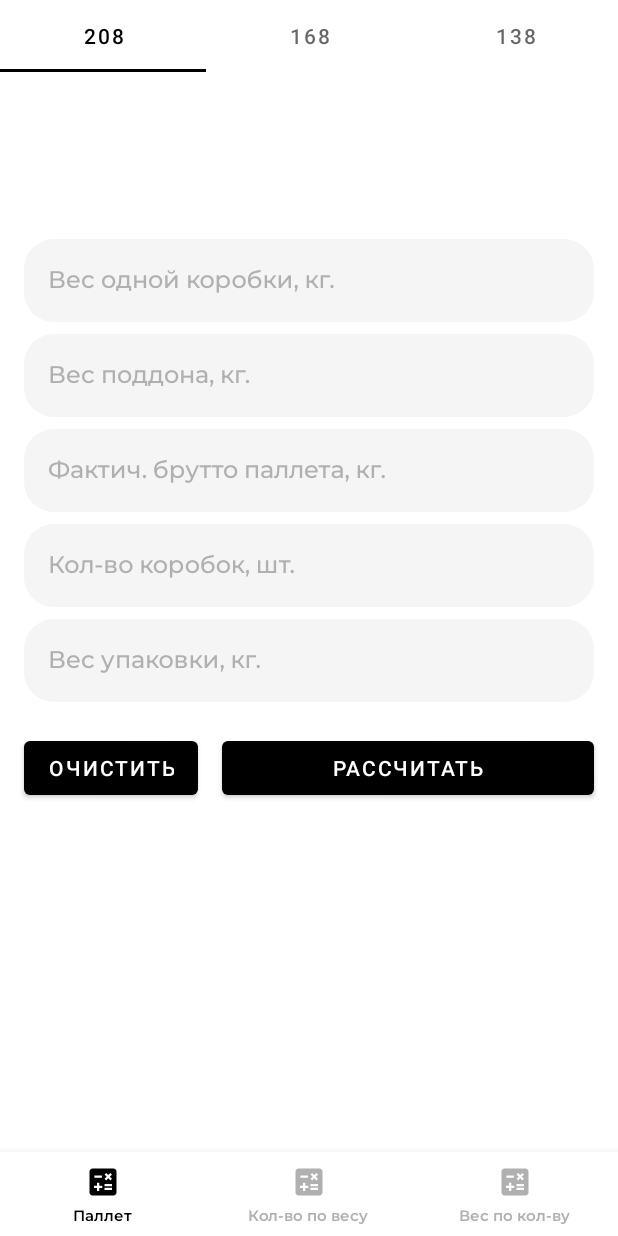
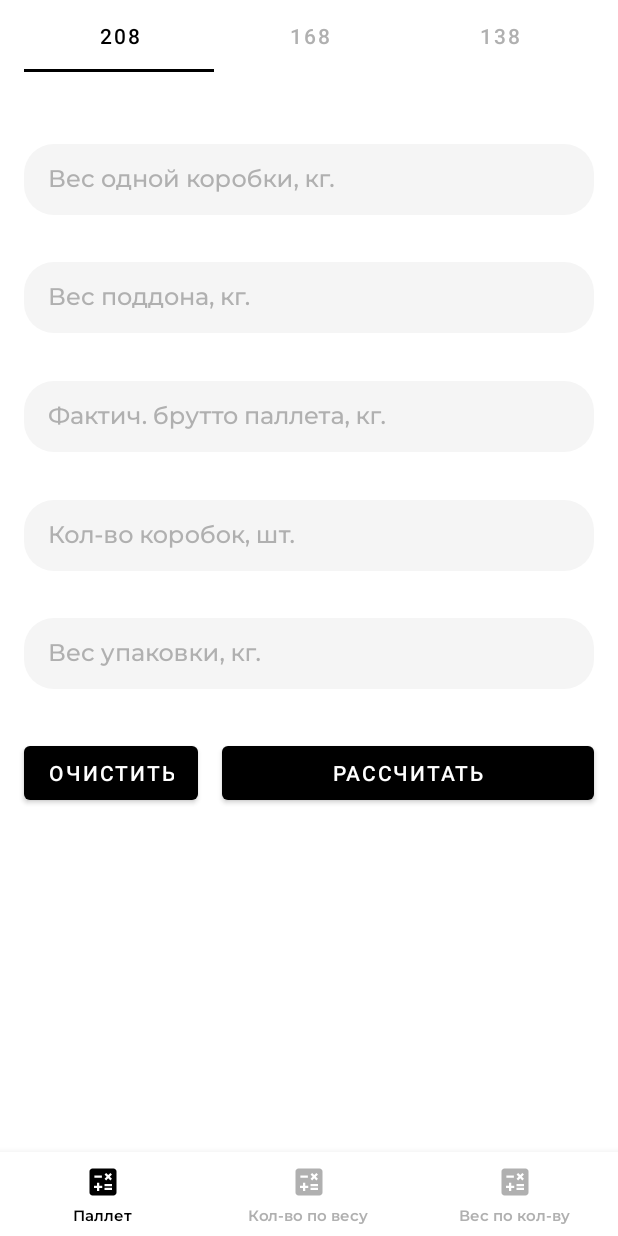
Before and after one commit to GoogelFist/PackerHelper, an Android app: the screen it shows after launch (MainActivity), on a phone screen of 412 x 824 dp. Run offline under Robolectric (Android 15) with nearby library versions, the phone set to English and light mode, and no system bars; our stand-ins replace Dagger/Hilt's generated code, navigation-ui; 5 statements that could not run were skipped.

Commit message:
edit 208 layout

```diff
--- a/app/src/main/java/com/github/googelfist/packerhelper/presentation/screens/pallet/MainPalletFragment.kt
+++ b/app/src/main/java/com/github/googelfist/packerhelper/presentation/screens/pallet/MainPalletFragment.kt
@@ -20,7 +20,7 @@ class MainPalletFragment : Fragment(R.layout.main_pallet_fragment) {
     private val binding: MainPalletFragmentBinding
         get() = _binding!!
 
-    private val list = listOf(
+    private val palletFragments = listOf(
         PalletFragment208.newInstance(),
         PalletFragment168.newInstance(),
         PalletFragment138.newInstance()
@@ -40,20 +40,20 @@ class MainPalletFragment : Fragment(R.layout.main_pallet_fragment) {
     override fun onViewCreated(view: View, savedInstanceState: Bundle?) {
         super.onViewCreated(view, savedInstanceState)
 
-        viewPagerAdapter = ViewPagerAdapter(this, list)
+        viewPagerAdapter = ViewPagerAdapter(this, palletFragments)
         viewPager = binding.palletViewpager
         tabLayout = binding.palletTabLayout
 
         viewPager.adapter = viewPagerAdapter
+        viewPager.offscreenPageLimit = 3
 
         TabLayoutMediator(tabLayout, viewPager) { tab, position ->
             when (position) {
-                0 -> tab.text = TAB_LABEL_208
-                1 -> tab.text = TAB_LABEL_168
-                2 -> tab.text = TAB_LABEL_138
+                0 -> tab.text = getTabLabel(palletFragments, position)
+                1 -> tab.text = getTabLabel(palletFragments, position)
+                2 -> tab.text = getTabLabel(palletFragments, position)
             }
         }.attach()
-
     }
 
     override fun onDestroyView() {
@@ -61,9 +61,7 @@ class MainPalletFragment : Fragment(R.layout.main_pallet_fragment) {
         _binding = null
     }
 
-    companion object {
-        private const val TAB_LABEL_208 = "208"
-        private const val TAB_LABEL_168 = "168"
-        private const val TAB_LABEL_138 = "138"
+    private fun getTabLabel(palletFragments: List<Fragment>, position: Int): String {
+        return palletFragments[position].javaClass.name.takeLast(3)
     }
 }
--- a/app/src/main/res/layout/main_pallet_fragment.xml
+++ b/app/src/main/res/layout/main_pallet_fragment.xml
@@ -2,12 +2,17 @@
 <androidx.appcompat.widget.LinearLayoutCompat xmlns:android="http://schemas.android.com/apk/res/android"
         android:layout_width="match_parent"
         android:layout_height="match_parent"
+        xmlns:app="http://schemas.android.com/apk/res-auto"
         android:orientation="vertical">
 
     <com.google.android.material.tabs.TabLayout
             android:id="@+id/pallet_tab_layout"
             android:layout_width="match_parent"
-            android:layout_height="wrap_content" />
+            android:layout_height="wrap_content"
+            android:layout_marginHorizontal="16dp"
+            android:layout_marginBottom="8dp"
+            app:tabTextColor="@color/unchecked_item_color"
+            app:tabSelectedTextColor="@color/checked_item_color"/>
 
     <androidx.viewpager2.widget.ViewPager2
             android:id="@+id/pallet_viewpager"
--- a/app/src/main/res/layout/main_tabs_fragment.xml
+++ b/app/src/main/res/layout/main_tabs_fragment.xml
@@ -15,7 +15,8 @@
             app:layout_constraintEnd_toEndOf="parent"
             app:layout_constraintStart_toStartOf="parent"
             app:layout_constraintTop_toTopOf="parent"
-            app:navGraph="@navigation/tabs_graph" />
+            app:navGraph="@navigation/tabs_graph"
+            tools:layout="@layout/main_pallet_fragment" />
 
     <com.google.android.material.bottomnavigation.BottomNavigationView
             android:id="@+id/bottomNavigationView"
--- a/app/src/main/res/layout/pallet_fragment_208.xml
+++ b/app/src/main/res/layout/pallet_fragment_208.xml
@@ -10,12 +10,11 @@
             android:id="@+id/fl_box_weight"
             android:layout_width="match_parent"
             android:layout_height="wrap_content"
-            android:layout_marginTop="16dp"
-            android:focusable="true"
-            android:focusableInTouchMode="true"
+            android:layout_marginTop="8dp"
             android:orientation="horizontal"
             app:layout_constraintBottom_toTopOf="@id/fl_tray_weight"
-            app:layout_constraintStart_toStartOf="@id/fl_tray_weight">
+            app:layout_constraintStart_toStartOf="@id/fl_tray_weight"
+            app:layout_constraintTop_toTopOf="parent">
 
         <com.google.android.material.textfield.TextInputLayout
                 style="@style/DefaultTextInputLayout"
@@ -23,7 +22,6 @@
                 android:layout_height="wrap_content"
                 android:layout_marginHorizontal="16dp"
                 android:hint="@string/box_weight_hint"
-                android:paddingVertical="4dp"
                 app:endIconMode="clear_text">
 
             <com.google.android.material.textfield.TextInputEditText
@@ -36,6 +34,8 @@
                     android:lines="1"
                     android:maxLength="255"
                     android:maxLines="1"
+                    android:nextFocusForward="@id/text_input_edit_text_tray_weight"
+                    android:paddingBottom="2dp"
                     android:singleLine="true" />
 
         </com.google.android.material.textfield.TextInputLayout>
@@ -48,7 +48,8 @@
             android:layout_height="wrap_content"
             android:orientation="horizontal"
             app:layout_constraintBottom_toTopOf="@id/fl_gross_weight"
-            app:layout_constraintStart_toStartOf="@id/fl_gross_weight">
+            app:layout_constraintStart_toStartOf="@id/fl_gross_weight"
+            app:layout_constraintTop_toBottomOf="@id/fl_box_weight">
 
         <com.google.android.material.textfield.TextInputLayout
                 style="@style/DefaultTextInputLayout"
@@ -56,7 +57,6 @@
                 android:layout_height="wrap_content"
                 android:layout_marginHorizontal="16dp"
                 android:hint="@string/tray_weight_hint"
-                android:paddingVertical="4dp"
                 app:endIconMode="clear_text">
 
             <com.google.android.material.textfield.TextInputEditText
@@ -69,6 +69,8 @@
                     android:lines="1"
                     android:maxLength="255"
                     android:maxLines="1"
+                    android:nextFocusForward="@id/text_input_edit_text_gross_weight"
+                    android:paddingBottom="2dp"
                     android:singleLine="true"
                     tools:text="" />
 
@@ -82,7 +84,8 @@
             android:layout_height="wrap_content"
             android:orientation="horizontal"
             app:layout_constraintBottom_toTopOf="@id/fl_box_count"
-            app:layout_constraintStart_toStartOf="@id/fl_box_count">
+            app:layout_constraintStart_toStartOf="@id/fl_box_count"
+            app:layout_constraintTop_toBottomOf="@id/fl_tray_weight">
 
         <com.google.android.material.textfield.TextInputLayout
                 style="@style/DefaultTextInputLayout"
@@ -90,7 +93,6 @@
                 android:layout_height="wrap_content"
                 android:layout_marginHorizontal="16dp"
                 android:hint="@string/gross_weight_hint"
-                android:paddingVertical="4dp"
                 app:endIconMode="clear_text">
 
             <com.google.android.material.textfield.TextInputEditText
@@ -103,6 +105,8 @@
                     android:lines="1"
                     android:maxLength="255"
                     android:maxLines="1"
+                    android:nextFocusForward="@id/text_input_edit_text_box_count"
+                    android:paddingBottom="2dp"
                     android:singleLine="true"
                     tools:text="" />
 
@@ -116,7 +120,8 @@
             android:layout_height="wrap_content"
             android:orientation="horizontal"
             app:layout_constraintBottom_toTopOf="@id/fl_package_weight"
-            app:layout_constraintStart_toStartOf="@id/fl_package_weight">
+            app:layout_constraintStart_toStartOf="@id/fl_package_weight"
+            app:layout_constraintTop_toBottomOf="@id/fl_gross_weight">
 
         <com.google.android.material.textfield.TextInputLayout
                 style="@style/DefaultTextInputLayout"
@@ -124,7 +129,6 @@
                 android:layout_height="wrap_content"
                 android:layout_marginHorizontal="16dp"
                 android:hint="@string/box_count_hint"
-                android:paddingVertical="4dp"
                 app:endIconMode="clear_text">
 
             <com.google.android.material.textfield.TextInputEditText
@@ -137,6 +141,8 @@
                     android:lines="1"
                     android:maxLength="255"
                     android:maxLines="1"
+                    android:nextFocusForward="@id/text_input_edit_text_package_weight"
+                    android:paddingBottom="2dp"
                     android:singleLine="true"
                     tools:text="" />
 
@@ -148,10 +154,10 @@
             android:id="@+id/fl_package_weight"
             android:layout_width="match_parent"
             android:layout_height="wrap_content"
-            android:layout_marginBottom="8dp"
             android:orientation="horizontal"
-            app:layout_constraintBottom_toTopOf="@id/guideline"
-            app:layout_constraintStart_toStartOf="parent">
+            app:layout_constraintBottom_toTopOf="@id/ll_buttons"
+            app:layout_constraintStart_toStartOf="parent"
+            app:layout_constraintTop_toBottomOf="@id/fl_box_count">
 
         <com.google.android.material.textfield.TextInputLayout
                 style="@style/DefaultTextInputLayout"
@@ -159,7 +165,6 @@
                 android:layout_height="wrap_content"
                 android:layout_marginHorizontal="16dp"
                 android:hint="@string/package_weight"
-                android:paddingVertical="4dp"
                 app:endIconMode="clear_text">
 
             <com.google.android.material.textfield.TextInputEditText
@@ -169,10 +174,12 @@
                     android:layout_height="match_parent"
                     android:drawablePadding="-10dp"
                     android:imeOptions="actionDone"
+
                     android:inputType="number"
                     android:lines="1"
                     android:maxLength="255"
                     android:maxLines="1"
+                    android:paddingBottom="2dp"
                     android:singleLine="true"
                     tools:text="" />
 
@@ -219,8 +226,8 @@
             android:layout_width="wrap_content"
             android:layout_height="wrap_content"
             android:layout_marginHorizontal="16dp"
-            android:layout_marginTop="16dp"
             android:textAppearance="@style/Text.MontserratMedium.14.Black"
+            app:layout_constraintBottom_toTopOf="@id/tv_theoretical_gross"
             app:layout_constraintStart_toStartOf="@id/ll_buttons"
             app:layout_constraintTop_toBottomOf="@id/ll_buttons"
             tools:text="Нетто" />
@@ -230,8 +237,8 @@
             android:layout_width="wrap_content"
             android:layout_height="wrap_content"
             android:layout_marginHorizontal="16dp"
-            android:layout_marginTop="8dp"
             android:textAppearance="@style/Text.MontserratMedium.14.Black"
+            app:layout_constraintBottom_toTopOf="@id/tv_real_gross"
             app:layout_constraintStart_toStartOf="@id/ll_buttons"
             app:layout_constraintTop_toBottomOf="@id/tv_clear_weight"
             tools:text="Теор. брутто" />
@@ -241,8 +248,9 @@
             android:layout_width="match_parent"
             android:layout_height="wrap_content"
             android:layout_marginHorizontal="16dp"
-            android:layout_marginTop="8dp"
+            android:layout_marginBottom="8dp"
             android:textAppearance="@style/Text.MontserratMedium.14.Black"
+            app:layout_constraintBottom_toBottomOf="parent"
             app:layout_constraintStart_toStartOf="@id/ll_buttons"
             app:layout_constraintTop_toBottomOf="@id/tv_theoretical_gross"
             tools:text="Факт. брутто" />
```
